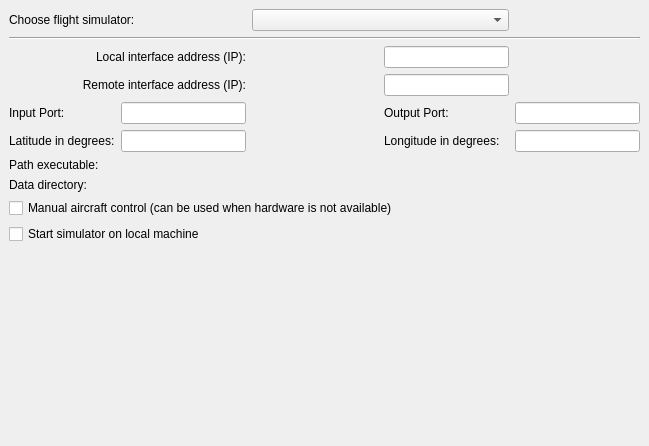
Before: the Qt Designer form ground/openpilotgcs/src/plugins/hitlnew/hitloptionspage.ui in openpilot/OpenPilot, drawn with Qt 5.
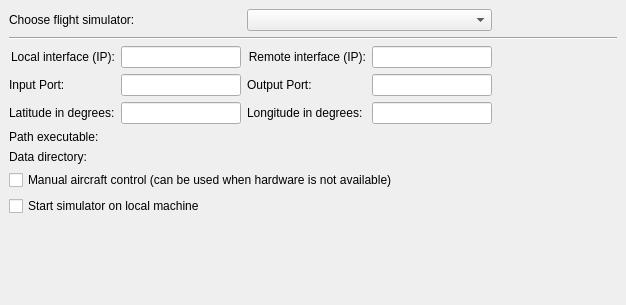
After: the same form once the commit is applied. Custom widgets are drawn as their Qt base class.

```diff
--- a/ground/openpilotgcs/src/plugins/hitlnew/hitloptionspage.ui
+++ b/ground/openpilotgcs/src/plugins/hitlnew/hitloptionspage.ui
@@ -6,8 +6,8 @@
    <rect>
     <x>0</x>
     <y>0</y>
-    <width>649</width>
-    <height>446</height>
+    <width>626</width>
+    <height>305</height>
    </rect>
   </property>
   <property name="sizePolicy">
@@ -39,88 +39,12 @@
        <rect>
         <x>0</x>
         <y>0</y>
-        <width>649</width>
-        <height>446</height>
+        <width>626</width>
+        <height>305</height>
        </rect>
       </property>
       <layout class="QGridLayout" name="gridLayout">
-       <item row="0" column="0" colspan="2">
-        <widget class="QLabel" name="label_3">
-         <property name="text">
-          <string>Choose flight simulator:</string>
-         </property>
-        </widget>
-       </item>
-       <item row="0" column="2" colspan="2">
-        <widget class="QComboBox" name="chooseFlightSimulator"/>
-       </item>
-       <item row="1" column="0" colspan="5">
-        <widget class="Line" name="line">
-         <property name="orientation">
-          <enum>Qt::Horizontal</enum>
-         </property>
-        </widget>
-       </item>
-       <item row="2" column="0" colspan="2">
-        <widget class="QLabel" name="label_6">
-         <property name="sizePolicy">
-          <sizepolicy hsizetype="MinimumExpanding" vsizetype="Preferred">
-           <horstretch>0</horstretch>
-           <verstretch>0</verstretch>
-          </sizepolicy>
-         </property>
-         <property name="text">
-          <string>Local interface address (IP):</string>
-         </property>
-         <property name="alignment">
-          <set>Qt::AlignRight|Qt::AlignTrailing|Qt::AlignVCenter</set>
-         </property>
-        </widget>
-       </item>
-       <item row="2" column="3">
-        <widget class="QLineEdit" name="hostAddress">
-         <property name="sizePolicy">
-          <sizepolicy hsizetype="MinimumExpanding" vsizetype="Fixed">
-           <horstretch>0</horstretch>
-           <verstretch>0</verstretch>
-          </sizepolicy>
-         </property>
-         <property name="toolTip">
-          <string>For communication with sim computer via network. Should be the IP address of one of the interfaces of the GCS computer.</string>
-         </property>
-        </widget>
-       </item>
-       <item row="3" column="0" colspan="2">
-        <widget class="QLabel" name="label_9">
-         <property name="text">
-          <string>Remote interface address (IP):</string>
-         </property>
-         <property name="alignment">
-          <set>Qt::AlignRight|Qt::AlignTrailing|Qt::AlignVCenter</set>
-         </property>
-        </widget>
-       </item>
-       <item row="3" column="3">
-        <widget class="QLineEdit" name="remoteHostAddress">
-         <property name="sizePolicy">
-          <sizepolicy hsizetype="MinimumExpanding" vsizetype="Fixed">
-           <horstretch>0</horstretch>
-           <verstretch>0</verstretch>
-          </sizepolicy>
-         </property>
-         <property name="toolTip">
-          <string>Only required if running simulator on remote machine. Should be the IP of the machine on which the simulator is running.</string>
-         </property>
-        </widget>
-       </item>
-       <item row="4" column="0">
-        <widget class="QLabel" name="label_5">
-         <property name="text">
-          <string>Input Port:</string>
-         </property>
-        </widget>
-       </item>
-       <item row="4" column="1">
+       <item row="5" column="1">
         <widget class="QLineEdit" name="inputPort">
          <property name="sizePolicy">
           <sizepolicy hsizetype="MinimumExpanding" vsizetype="Fixed">
@@ -133,40 +57,21 @@
          </property>
         </widget>
        </item>
-       <item row="4" column="3">
-        <widget class="QLabel" name="label_4">
-         <property name="sizePolicy">
-          <sizepolicy hsizetype="Preferred" vsizetype="Preferred">
-           <horstretch>0</horstretch>
-           <verstretch>0</verstretch>
-          </sizepolicy>
-         </property>
-         <property name="text">
-          <string>Output Port:</string>
-         </property>
-        </widget>
-       </item>
-       <item row="4" column="4">
-        <widget class="QLineEdit" name="outputPort">
-         <property name="sizePolicy">
-          <sizepolicy hsizetype="MinimumExpanding" vsizetype="Fixed">
-           <horstretch>0</horstretch>
-           <verstretch>0</verstretch>
-          </sizepolicy>
-         </property>
-         <property name="toolTip">
-          <string>For sending data to sim</string>
-         </property>
-        </widget>
-       </item>
-       <item row="5" column="0">
+       <item row="6" column="0">
         <widget class="QLabel" name="label_7">
          <property name="text">
           <string>Latitude in degrees:</string>
          </property>
         </widget>
        </item>
-       <item row="5" column="1">
+       <item row="5" column="0">
+        <widget class="QLabel" name="label_5">
+         <property name="text">
+          <string>Input Port:</string>
+         </property>
+        </widget>
+       </item>
+       <item row="6" column="1">
         <widget class="QLineEdit" name="latitude">
          <property name="sizePolicy">
           <sizepolicy hsizetype="MinimumExpanding" vsizetype="Fixed">
@@ -176,79 +81,14 @@
          </property>
         </widget>
        </item>
-       <item row="5" column="3">
-        <widget class="QLabel" name="label_8">
+       <item row="0" column="0" colspan="2">
+        <widget class="QLabel" name="label_3">
          <property name="text">
-          <string>Longitude in degrees:</string>
+          <string>Choose flight simulator:</string>
          </property>
         </widget>
        </item>
-       <item row="5" column="4">
-        <widget class="QLineEdit" name="longitude">
-         <property name="sizePolicy">
-          <sizepolicy hsizetype="MinimumExpanding" vsizetype="Fixed">
-           <horstretch>0</horstretch>
-           <verstretch>0</verstretch>
-          </sizepolicy>
-         </property>
-        </widget>
-       </item>
-       <item row="6" column="0">
-        <widget class="QLabel" name="label">
-         <property name="sizePolicy">
-          <sizepolicy hsizetype="Preferred" vsizetype="Fixed">
-           <horstretch>0</horstretch>
-           <verstretch>0</verstretch>
-          </sizepolicy>
-         </property>
-         <property name="text">
-          <string>Path executable:</string>
-         </property>
-        </widget>
-       </item>
-       <item row="6" column="1" colspan="4">
-        <widget class="Utils::PathChooser" name="executablePath" native="true">
-         <property name="sizePolicy">
-          <sizepolicy hsizetype="Preferred" vsizetype="Preferred">
-           <horstretch>1</horstretch>
-           <verstretch>0</verstretch>
-          </sizepolicy>
-         </property>
-        </widget>
-       </item>
-       <item row="7" column="0">
-        <widget class="QLabel" name="label_2">
-         <property name="sizePolicy">
-          <sizepolicy hsizetype="Preferred" vsizetype="Fixed">
-           <horstretch>0</horstretch>
-           <verstretch>0</verstretch>
-          </sizepolicy>
-         </property>
-         <property name="text">
-          <string>Data directory:</string>
-         </property>
-        </widget>
-       </item>
-       <item row="7" column="1" colspan="4">
-        <widget class="Utils::PathChooser" name="dataPath" native="true"/>
-       </item>
-       <item row="8" column="0" colspan="5">
-        <widget class="QCheckBox" name="manualControl">
-         <property name="sizePolicy">
-          <sizepolicy hsizetype="Preferred" vsizetype="Fixed">
-           <horstretch>0</horstretch>
-           <verstretch>0</verstretch>
-          </sizepolicy>
-         </property>
-         <property name="toolTip">
-          <string>Manual aircraft control (can be used when hardware is not available)</string>
-         </property>
-         <property name="text">
-          <string>Manual aircraft control (can be used when hardware is not available)</string>
-         </property>
-        </widget>
-       </item>
-       <item row="9" column="0" colspan="2">
+       <item row="10" column="0" colspan="2">
         <widget class="QCheckBox" name="startSim">
          <property name="enabled">
           <bool>true</bool>
@@ -267,7 +107,7 @@
          </property>
         </widget>
        </item>
-       <item row="10" column="1">
+       <item row="11" column="1">
         <spacer name="verticalSpacer">
          <property name="orientation">
           <enum>Qt::Vertical</enum>
@@ -280,6 +120,166 @@
          </property>
         </spacer>
        </item>
+       <item row="1" column="0" colspan="5">
+        <widget class="Line" name="line">
+         <property name="orientation">
+          <enum>Qt::Horizontal</enum>
+         </property>
+        </widget>
+       </item>
+       <item row="8" column="1" colspan="4">
+        <widget class="Utils::PathChooser" name="dataPath" native="true"/>
+       </item>
+       <item row="7" column="0">
+        <widget class="QLabel" name="label">
+         <property name="sizePolicy">
+          <sizepolicy hsizetype="Preferred" vsizetype="Fixed">
+           <horstretch>0</horstretch>
+           <verstretch>0</verstretch>
+          </sizepolicy>
+         </property>
+         <property name="text">
+          <string>Path executable:</string>
+         </property>
+        </widget>
+       </item>
+       <item row="0" column="2" colspan="2">
+        <widget class="QComboBox" name="chooseFlightSimulator"/>
+       </item>
+       <item row="8" column="0">
+        <widget class="QLabel" name="label_2">
+         <property name="sizePolicy">
+          <sizepolicy hsizetype="Preferred" vsizetype="Fixed">
+           <horstretch>0</horstretch>
+           <verstretch>0</verstretch>
+          </sizepolicy>
+         </property>
+         <property name="text">
+          <string>Data directory:</string>
+         </property>
+        </widget>
+       </item>
+       <item row="9" column="0" colspan="5">
+        <widget class="QCheckBox" name="manualControl">
+         <property name="sizePolicy">
+          <sizepolicy hsizetype="Preferred" vsizetype="Fixed">
+           <horstretch>0</horstretch>
+           <verstretch>0</verstretch>
+          </sizepolicy>
+         </property>
+         <property name="toolTip">
+          <string>Manual aircraft control (can be used when hardware is not available)</string>
+         </property>
+         <property name="text">
+          <string>Manual aircraft control (can be used when hardware is not available)</string>
+         </property>
+        </widget>
+       </item>
+       <item row="7" column="1" colspan="4">
+        <widget class="Utils::PathChooser" name="executablePath" native="true">
+         <property name="sizePolicy">
+          <sizepolicy hsizetype="Preferred" vsizetype="Preferred">
+           <horstretch>1</horstretch>
+           <verstretch>0</verstretch>
+          </sizepolicy>
+         </property>
+        </widget>
+       </item>
+       <item row="2" column="0">
+        <widget class="QLabel" name="label_6">
+         <property name="sizePolicy">
+          <sizepolicy hsizetype="MinimumExpanding" vsizetype="Preferred">
+           <horstretch>0</horstretch>
+           <verstretch>0</verstretch>
+          </sizepolicy>
+         </property>
+         <property name="text">
+          <string>Local interface (IP):</string>
+         </property>
+         <property name="alignment">
+          <set>Qt::AlignRight|Qt::AlignTrailing|Qt::AlignVCenter</set>
+         </property>
+        </widget>
+       </item>
+       <item row="2" column="1">
+        <widget class="QLineEdit" name="hostAddress">
+         <property name="sizePolicy">
+          <sizepolicy hsizetype="MinimumExpanding" vsizetype="Fixed">
+           <horstretch>0</horstretch>
+           <verstretch>0</verstretch>
+          </sizepolicy>
+         </property>
+         <property name="toolTip">
+          <string>For communication with sim computer via network. Should be the IP address of one of the interfaces of the GCS computer.</string>
+         </property>
+        </widget>
+       </item>
+       <item row="2" column="2">
+        <widget class="QLabel" name="label_9">
+         <property name="text">
+          <string>Remote interface (IP):</string>
+         </property>
+         <property name="alignment">
+          <set>Qt::AlignRight|Qt::AlignTrailing|Qt::AlignVCenter</set>
+         </property>
+        </widget>
+       </item>
+       <item row="2" column="3">
+        <widget class="QLineEdit" name="remoteHostAddress">
+         <property name="sizePolicy">
+          <sizepolicy hsizetype="MinimumExpanding" vsizetype="Fixed">
+           <horstretch>0</horstretch>
+           <verstretch>0</verstretch>
+          </sizepolicy>
+         </property>
+         <property name="toolTip">
+          <string>Only required if running simulator on remote machine. Should be the IP of the machine on which the simulator is running.</string>
+         </property>
+        </widget>
+       </item>
+       <item row="5" column="2">
+        <widget class="QLabel" name="label_4">
+         <property name="sizePolicy">
+          <sizepolicy hsizetype="Preferred" vsizetype="Preferred">
+           <horstretch>0</horstretch>
+           <verstretch>0</verstretch>
+          </sizepolicy>
+         </property>
+         <property name="text">
+          <string>Output Port:</string>
+         </property>
+        </widget>
+       </item>
+       <item row="6" column="2">
+        <widget class="QLabel" name="label_8">
+         <property name="text">
+          <string>Longitude in degrees:</string>
+         </property>
+        </widget>
+       </item>
+       <item row="5" column="3">
+        <widget class="QLineEdit" name="outputPort">
+         <property name="sizePolicy">
+          <sizepolicy hsizetype="MinimumExpanding" vsizetype="Fixed">
+           <horstretch>0</horstretch>
+           <verstretch>0</verstretch>
+          </sizepolicy>
+         </property>
+         <property name="toolTip">
+          <string>For sending data to sim</string>
+         </property>
+        </widget>
+       </item>
+       <item row="6" column="3">
+        <widget class="QLineEdit" name="longitude">
+         <property name="sizePolicy">
+          <sizepolicy hsizetype="MinimumExpanding" vsizetype="Fixed">
+           <horstretch>0</horstretch>
+           <verstretch>0</verstretch>
+          </sizepolicy>
+         </property>
+        </widget>
+       </item>
       </layout>
       <zorder>hostAddress</zorder>
       <zorder>longitude</zorder>
```
Left out of the diff: 14 changed lines with no effect on the pictures.
